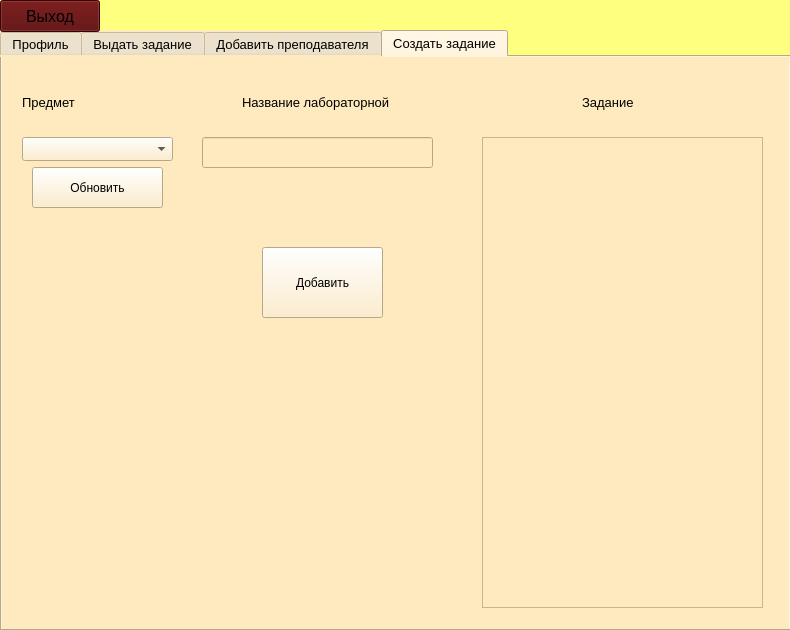
Qt form TeacherDialog.ui (Knigan/DB3) before a commit.
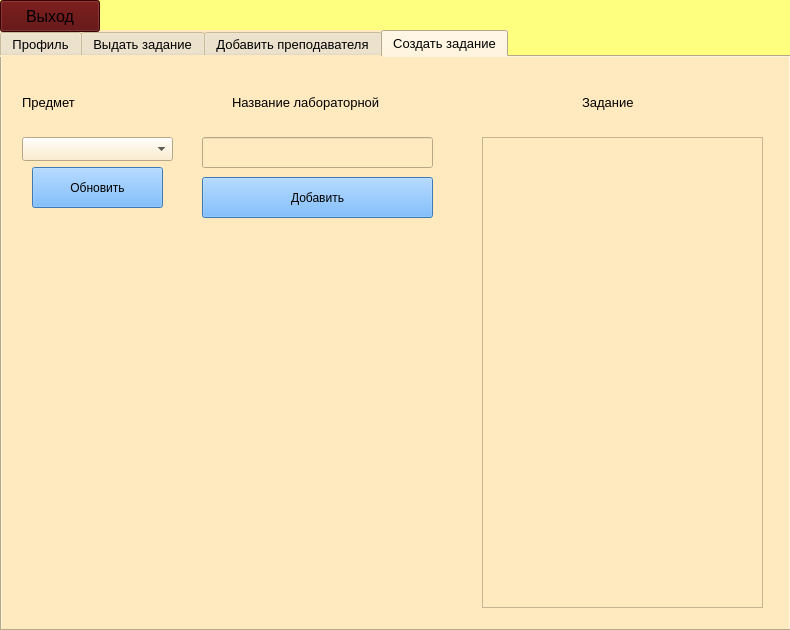
The same form after that commit. The open tabs and pages were chosen to show the change.

What changed in the file:
```diff
--- a/TeacherDialog.ui
+++ b/TeacherDialog.ui
@@ -4969,9 +4969,9 @@
     <widget class="QLabel" name="subjectsLable_3">
      <property name="geometry">
       <rect>
-       <x>240</x>
+       <x>230</x>
        <y>30</y>
-       <width>151</width>
+       <width>161</width>
        <height>30</height>
       </rect>
      </property>
@@ -5002,12 +5002,15 @@
     <widget class="QPushButton" name="sendPushButton_2">
      <property name="geometry">
       <rect>
-       <x>260</x>
-       <y>190</y>
-       <width>121</width>
-       <height>71</height>
+       <x>200</x>
+       <y>120</y>
+       <width>231</width>
+       <height>41</height>
       </rect>
      </property>
+     <property name="styleSheet">
+      <string notr="true">background-color: rgb(85, 170, 255);</string>
+     </property>
      <property name="text">
       <string>Добавить</string>
      </property>
@@ -5037,6 +5040,9 @@
        <height>41</height>
       </rect>
      </property>
+     <property name="styleSheet">
+      <string notr="true">background-color: rgb(85, 170, 255);</string>
+     </property>
      <property name="text">
       <string>Обновить</string>
      </property>
```
Left out of the diff: 35 changed lines with no effect on the pictures.
